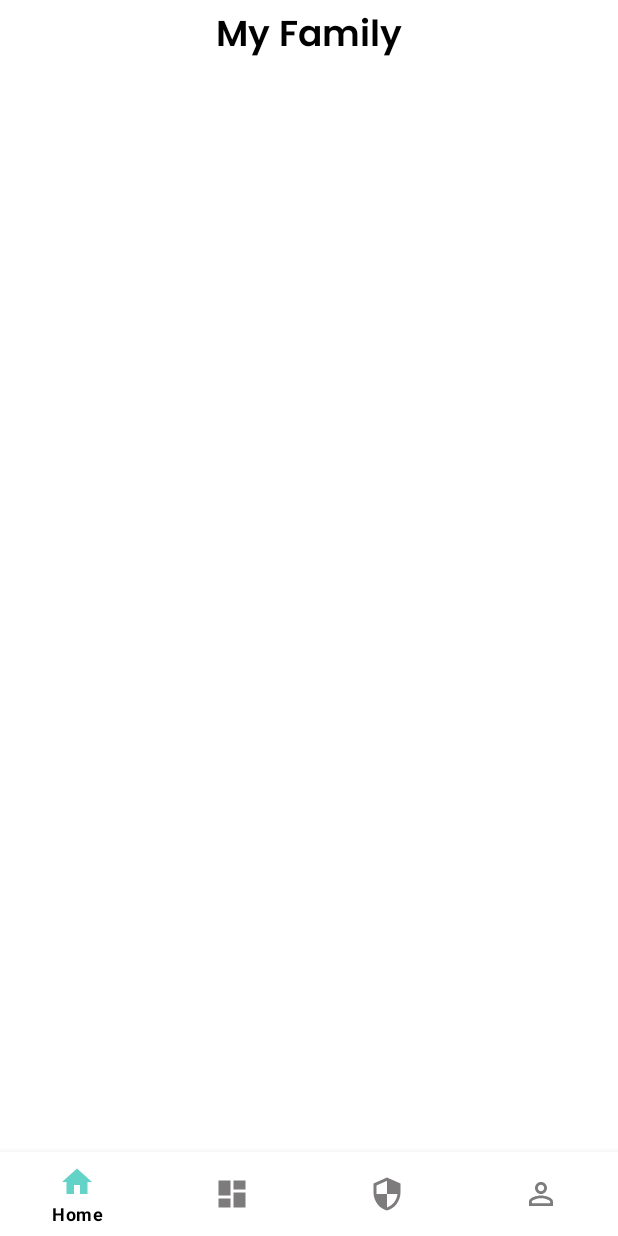
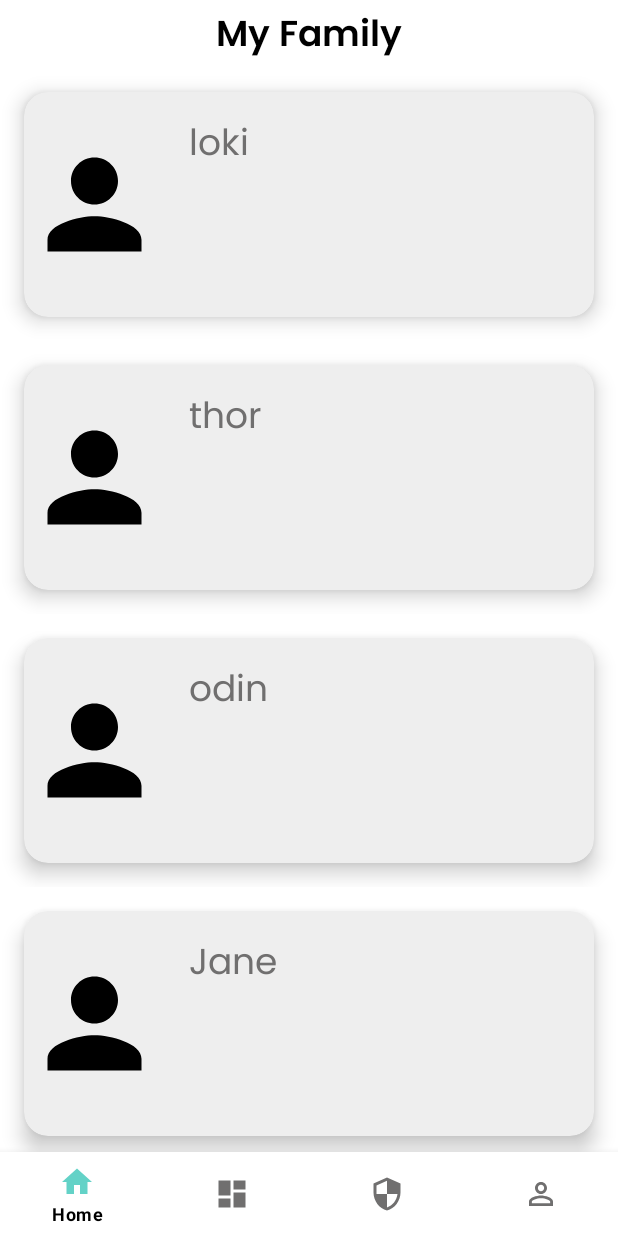
Before and after one commit to Jayamshriv/Safety, an Android app: the screen it shows after launch (MainActivity), on a phone screen of 412 x 824 dp. Run offline under Robolectric (Android 15) with nearby library versions, the phone set to English and light mode, and no system bars.

Commit message:
Second Commit

```diff
--- a/app/src/main/java/com/example/safety/HomeFragment.kt
+++ b/app/src/main/java/com/example/safety/HomeFragment.kt
@@ -5,6 +5,8 @@ import androidx.fragment.app.Fragment
 import android.view.LayoutInflater
 import android.view.View
 import android.view.ViewGroup
+import androidx.recyclerview.widget.LinearLayoutManager
+import androidx.recyclerview.widget.RecyclerView
 
 class HomeFragment : Fragment() {
 
@@ -19,6 +21,26 @@ class HomeFragment : Fragment() {
         return inflater.inflate(R.layout.fragment_home, container, false)
     }
 
+    override fun onViewCreated(view: View, savedInstanceState: Bundle?) {
+        super.onViewCreated(view, savedInstanceState)
+
+    val memberList = listOf<Model>(
+        Model("loki"),
+        Model("thor"),
+        Model("odin"),
+        Model("Jane"),
+        Model("Pro")
+    )
+
+    val adapter = safetyAdapter(memberList)
+
+    val recycler = requireView().findViewById<RecyclerView>(R.id.rvHome)
+        recycler.layoutManager = LinearLayoutManager(requireContext())
+        recycler.adapter = adapter
+
+    }
+
+
     companion object {
         @JvmStatic
         fun newInstance() = HomeFragment()
--- /dev/null
+++ b/app/src/main/java/com/example/safety/Model.kt
@@ -0,0 +1,5 @@
+package com.example.safety
+
+data class Model(
+    val name: String
+)
--- a/app/src/main/java/com/example/safety/ProfileFragment.kt
+++ b/app/src/main/java/com/example/safety/ProfileFragment.kt
@@ -19,6 +19,10 @@ class ProfileFragment : Fragment() {
         return inflater.inflate(R.layout.fragment_profile, container, false)
     }
 
+    override fun onViewCreated(view: View, savedInstanceState: Bundle?) {
+        super.onViewCreated(view, savedInstanceState)
+    }
+
     companion object {
         @JvmStatic
         fun newInstance() = ProfileFragment()
--- /dev/null
+++ b/app/src/main/java/com/example/safety/safetyAdapter.kt
@@ -0,0 +1,31 @@
+package com.example.safety
+
+import android.view.LayoutInflater
+import android.view.View
+import android.view.ViewGroup
+import android.widget.ImageView
+import android.widget.TextView
+import androidx.recyclerview.widget.RecyclerView
+
+class safetyAdapter(private val memberList: List<Model>) : RecyclerView.Adapter<safetyAdapter.ViewHolder>() {
+
+    inner class ViewHolder(private val itemView: View) : RecyclerView.ViewHolder(itemView){
+        val name = itemView.findViewById<TextView>(R.id.nameModel)
+        val img = itemView.findViewById<ImageView>(R.id.imgModel)
+    }
+
+    override fun onCreateViewHolder(parent: ViewGroup, viewType: Int): ViewHolder {
+        val inflater = LayoutInflater.from(parent.context)
+        val item = inflater.inflate(R.layout.model,parent,false)
+        return ViewHolder(item)
+    }
+
+    override fun onBindViewHolder(holder: ViewHolder, position: Int) {
+        val mem = memberList[position]
+        holder.name.text = mem.name
+    }
+
+    override fun getItemCount(): Int {
+        return memberList.size
+    }
+}
--- /dev/null
+++ b/app/src/main/res/drawable/ic_baseline_person_24.xml
@@ -0,0 +1,5 @@
+<vector android:height="24dp" android:tint="#000000"
+    android:viewportHeight="24" android:viewportWidth="24"
+    android:width="24dp" xmlns:android="http://schemas.android.com/apk/res/android">
+    <path android:fillColor="@android:color/white" android:pathData="M12,12c2.21,0 4,-1.79 4,-4s-1.79,-4 -4,-4 -4,1.79 -4,4 1.79,4 4,4zM12,14c-2.67,0 -8,1.34 -8,4v2h16v-2c0,-2.66 -5.33,-4 -8,-4z"/>
+</vector>
--- a/app/src/main/res/layout/fragment_guard.xml
+++ b/app/src/main/res/layout/fragment_guard.xml
@@ -22,7 +22,7 @@
     <com.google.android.material.card.MaterialCardView
         android:id="@+id/cvFirst"
         android:layout_width="match_parent"
-        android:layout_height="160dp"
+        android:layout_height="@dimen/dimen_150dp"
         android:layout_margin="16dp"
         android:layout_below="@id/textSrc"
         app:cardBackgroundColor="@color/red"
@@ -80,7 +80,7 @@
         android:id="@+id/cvSec"
         android:layout_below="@id/cvFirst"
         android:layout_width="match_parent"
-        android:layout_height="160dp"
+        android:layout_height="@dimen/dimen_150dp"
         android:layout_margin="16dp"
         app:cardBackgroundColor="@color/green"
         app:cardCornerRadius="16dp"
--- a/app/src/main/res/layout/fragment_home.xml
+++ b/app/src/main/res/layout/fragment_home.xml
@@ -6,7 +6,7 @@
     tools:context=".HomeFragment">
 
     <TextView
-        android:id="@+id/textSrc"
+        android:id="@+id/textFam"
         android:layout_width="match_parent"
         android:layout_height="wrap_content"
         android:layout_alignParentStart="true"
@@ -17,4 +17,10 @@
         android:textColor="@color/black"
         android:textSize="24sp" />
 
+    <androidx.recyclerview.widget.RecyclerView
+        android:id="@+id/rvHome"
+        tools:listitem="@layout/model"
+        android:layout_width="match_parent"
+        android:layout_height="wrap_content"
+        android:layout_below="@+id/textFam"/>
 </RelativeLayout>
--- /dev/null
+++ b/app/src/main/res/layout/model.xml
@@ -0,0 +1,48 @@
+<?xml version="1.0" encoding="utf-8"?>
+<FrameLayout xmlns:android="http://schemas.android.com/apk/res/android"
+    xmlns:app="http://schemas.android.com/apk/res-auto"
+    xmlns:tools="http://schemas.android.com/tools"
+    android:layout_width="match_parent"
+    android:layout_height="wrap_content">
+
+    <com.google.android.material.card.MaterialCardView
+        android:id="@+id/cvModel"
+        android:layout_width="match_parent"
+        android:layout_height="@dimen/dimen_150dp"
+        android:layout_margin="16dp"
+        app:cardBackgroundColor="@color/white"
+        app:cardCornerRadius="16dp"
+        app:cardElevation="8dp">
+
+        <androidx.constraintlayout.widget.ConstraintLayout
+            android:id="@+id/rlModel"
+            android:layout_width="match_parent"
+            android:layout_height="match_parent">
+
+            <ImageView
+                android:id="@+id/imgModel"
+                android:layout_width="94dp"
+                android:layout_height="94dp"
+                android:src="@drawable/ic_baseline_person_24"
+                app:layout_constraintBottom_toBottomOf="parent"
+                app:layout_constraintStart_toStartOf="parent"
+                app:layout_constraintTop_toTopOf="parent" />
+
+
+            <TextView
+                android:id="@+id/nameModel"
+                tools:text="@string/app_name"
+                android:layout_width="wrap_content"
+                android:layout_height="wrap_content"
+                android:layout_margin="16dp"
+                android:textSize="24sp"
+                app:layout_constraintStart_toEndOf="@id/imgModel"
+                app:layout_constraintTop_toTopOf="parent"
+                android:textColor="@color/grey"
+                android:fontFamily="@font/poppins_regular" />
+
+        </androidx.constraintlayout.widget.ConstraintLayout>
+
+    </com.google.android.material.card.MaterialCardView>
+
+</FrameLayout>
--- a/app/src/main/res/values/colors.xml
+++ b/app/src/main/res/values/colors.xml
@@ -9,5 +9,5 @@
     <color name="white">#eeeeee</color>
     <color name="green">#63d2c7</color>
     <color name="red">#ec6f78</color>
-    <color name="grey">#7D7B7B</color>
+    <color name="grey">#706F6F</color>
 </resources>
--- /dev/null
+++ b/app/src/main/res/values/dimens.xml
@@ -0,0 +1,4 @@
+<?xml version="1.0" encoding="utf-8"?>
+<resources>
+    <dimen name="dimen_150dp">150dp</dimen>
+</resources>
```
